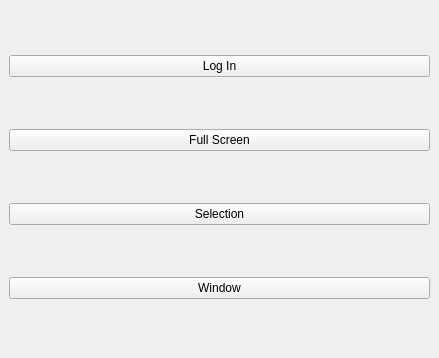
Old version of the form ui/Ui_Main.ui in the repository usrbinsam/postit-desktop.
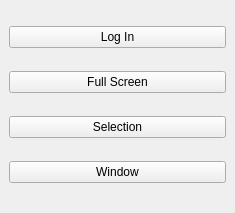
New version of the form.

Commit message: UI: resize main window and add a window title to the login dialog.

```diff
--- a/ui/Ui_Main.ui
+++ b/ui/Ui_Main.ui
@@ -6,8 +6,8 @@
    <rect>
     <x>0</x>
     <y>0</y>
-    <width>439</width>
-    <height>358</height>
+    <width>235</width>
+    <height>213</height>
    </rect>
   </property>
   <property name="windowTitle">
```
The commit also changes 2 other files.
